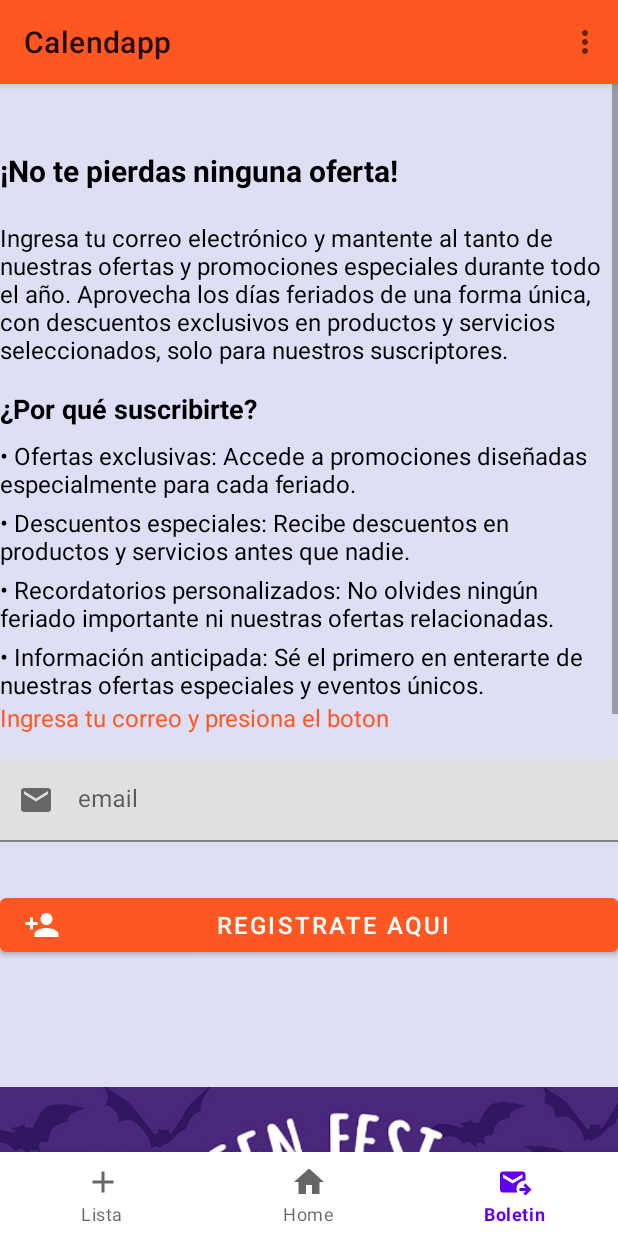
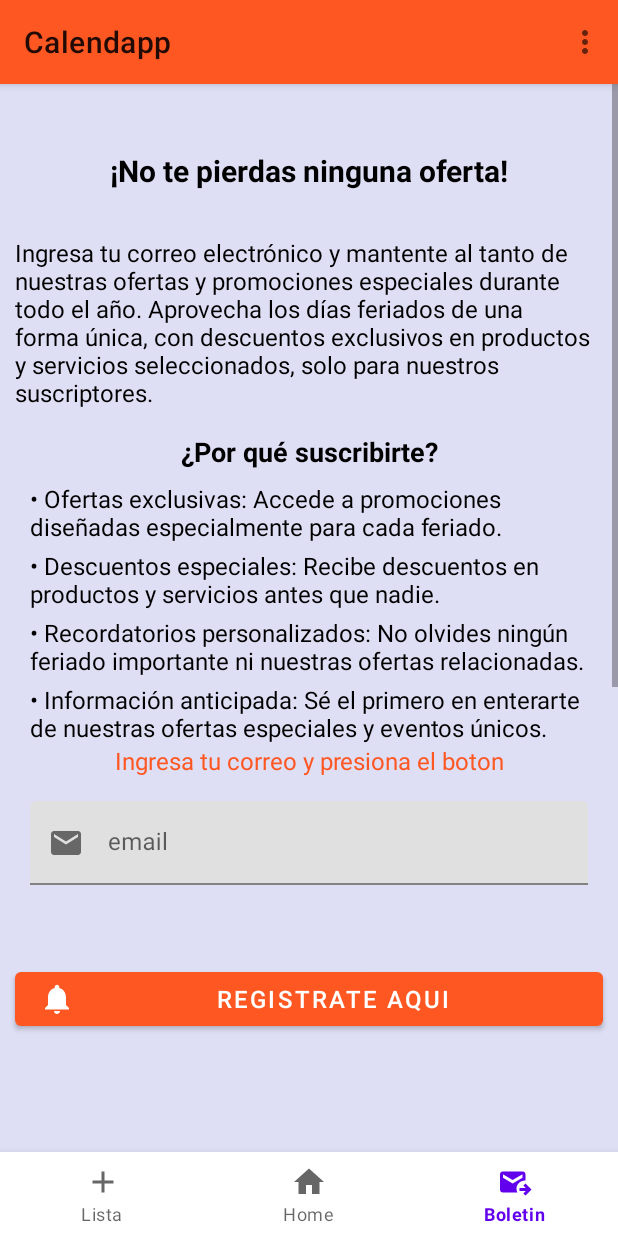
Before and after one commit to Tokhne26/Proyecto-taller-app-moviles, an Android app built with Jetpack Compose: the screen it shows after launch (MainActivity), item 3 of the bottom bar chosen, on a phone screen of 412 x 824 dp. Run offline under Robolectric (Android 15) with nearby library versions, the phone set to English and light mode, and no system bars; our stand-ins replace navigation-ui; network calls fail; 1 statement that could not run was skipped.

Commit message:
Proyecto aplicaciones para moviles 03/10

```diff
--- a/app/src/main/java/com/example/login2/MainActivity.kt
+++ b/app/src/main/java/com/example/login2/MainActivity.kt
@@ -24,6 +24,7 @@ class MainActivity : AppCompatActivity() {
 
         binding = MainActivityBinding.inflate(layoutInflater)
         setContentView(binding.root)
+
         //Configuracion de la toolbar
         setSupportActionBar(binding.toolbar)
         //Configuracion del NavController principal
@@ -83,4 +84,6 @@ class MainActivity : AppCompatActivity() {
     }
 
 
+
+
 }
--- a/app/src/main/java/com/example/login2/view/data/Feriados.kt
+++ b/app/src/main/java/com/example/login2/view/data/Feriados.kt
@@ -7,13 +7,14 @@ import retrofit2.http.GET
 import retrofit2.http.Path
 
 interface Feriados  {
-
+//interfaz que recupera los datos  de la API y los parametros que requerimos
     @GET("feriados/{type}")
     suspend fun  listaFeriados(
         @Path("type") type: String
     )   :Response
 }
 
+//implementacion del api y la conversion de gson
 object FeriadosFactory{
     fun makeFeriados():Feriados{
         return Retrofit.Builder()
--- a/app/src/main/java/com/example/login2/view/data/model/Response.kt
+++ b/app/src/main/java/com/example/login2/view/data/model/Response.kt
@@ -1,3 +1,3 @@
 package com.example.login2.view.data.model
-
+//
 class Response : ArrayList<ResponseItem>()
--- a/app/src/main/java/com/example/login2/view/home/HomeFragment.kt
+++ b/app/src/main/java/com/example/login2/view/home/HomeFragment.kt
@@ -5,11 +5,13 @@ import androidx.fragment.app.Fragment
 import android.view.LayoutInflater
 import android.view.View
 import android.view.ViewGroup
+import android.widget.ImageView
 import android.widget.TextView
 import androidx.databinding.DataBindingUtil.setContentView
 import androidx.lifecycle.lifecycleScope
 import androidx.navigation.fragment.NavHostFragment
 import androidx.navigation.ui.setupWithNavController
+import androidx.recyclerview.widget.RecyclerView
 import com.example.login2.R
 import com.example.login2.databinding.FragmentHomeBinding
 import com.example.login2.view.data.FeriadosFactory
@@ -59,4 +61,5 @@ class HomeFragment : Fragment() {
 
 
 
+
 }
--- a/app/src/main/res/layout/fragment_graph.xml
+++ b/app/src/main/res/layout/fragment_graph.xml
@@ -22,6 +22,7 @@
                 android:text="¡No te pierdas ninguna oferta!"
                 android:textSize="20sp"
                 android:textStyle="bold"
+                android:gravity="center"
                 android:textColor="@android:color/black"
                 android:paddingBottom="20dp"
                 android:paddingTop="100dp"
@@ -38,6 +39,7 @@
                 android:textSize="16sp"
                 android:textColor="@android:color/black"
                 android:paddingBottom="16dp"
+                android:layout_margin="10dp"
                 app:layout_constraintStart_toStartOf="parent"
                 app:layout_constraintEnd_toEndOf="parent"
                 app:layout_constraintTop_toBottomOf="@id/tvTitulo"/>
@@ -49,6 +51,7 @@
                 android:layout_height="wrap_content"
                 android:text="¿Por qué suscribirte?"
                 android:textSize="18sp"
+                android:gravity="center"
                 android:textStyle="bold"
                 android:textColor="@android:color/black"
                 android:paddingBottom="8dp"
@@ -66,6 +69,7 @@
                 android:textColor="@android:color/black"
                 android:paddingBottom="4dp"
                 app:layout_constraintStart_toStartOf="parent"
+                android:layout_marginHorizontal="20dp"
                 app:layout_constraintEnd_toEndOf="parent"
                 app:layout_constraintTop_toBottomOf="@id/tvSubtitulo"/>
 
@@ -79,6 +83,7 @@
                 android:textColor="@android:color/black"
                 android:paddingBottom="4dp"
                 app:layout_constraintStart_toStartOf="parent"
+                android:layout_marginHorizontal="20dp"
                 app:layout_constraintEnd_toEndOf="parent"
                 app:layout_constraintTop_toBottomOf="@id/tvOfertasExclusivas"/>
 
@@ -90,6 +95,7 @@
                 android:text="• Recordatorios personalizados: No olvides ningún feriado importante ni nuestras ofertas relacionadas."
                 android:textSize="16sp"
                 android:textColor="@android:color/black"
+                android:layout_marginHorizontal="20dp"
                 android:paddingBottom="4dp"
                 app:layout_constraintStart_toStartOf="parent"
                 app:layout_constraintEnd_toEndOf="parent"
@@ -102,6 +108,7 @@
                 android:layout_height="wrap_content"
                 android:text="• Información anticipada: Sé el primero en enterarte de nuestras ofertas especiales y eventos únicos."
                 android:textSize="16sp"
+                android:layout_marginHorizontal="20dp"
                 android:textColor="@android:color/black"
                 app:layout_constraintStart_toStartOf="parent"
                 app:layout_constraintEnd_toEndOf="parent"
@@ -123,18 +130,24 @@
                 app:layout_constraintTop_toBottomOf="@+id/InstruccionCorreo"
                 app:layout_constraintStart_toStartOf="parent"
                 app:layout_constraintEnd_toEndOf="parent"
+                android:layout_marginHorizontal="10dp"
                 app:startIconDrawable="@drawable/baseline_email_24"
                 android:hint="email"
                 android:text="email"
-                android:layout_width="0dp"
-                android:layout_height="wrap_content">
+                android:layout_width="match_parent"
+                android:layout_height="wrap_content"
+                app:errorEnabled="true">
 
 
                 <com.google.android.material.textfield.TextInputEditText
                     android:id="@+id/EmailEditText"
                     android:layout_width="match_parent"
-                    android:layout_height="wrap_content"
-                    android:inputType="text"
+                    android:layout_height="match_parent"
+                    android:inputType="textEmailAddress"
+                    android:lines="1"
+                    android:layout_marginHorizontal="10dp"
+                    app:helperText="@string/required"
+                    app:helperTextTextColor="@android:color/holo_red_dark"
                     android:layout_marginTop="16dp"
                     android:layout_marginBottom="16dp"
                     app:layout_constraintTop_toBottomOf="@+id/EmailTextInputLayout"
@@ -147,6 +160,7 @@
                 android:layout_width="0dp"
                 android:layout_height="wrap_content"
                 android:text="Registrate Aqui"
+                android:layout_marginHorizontal="10dp"
                 app:layout_constraintTop_toBottomOf="@+id/EmailTextInputLayout"
                 app:layout_constraintStart_toStartOf="parent"
                 app:layout_constraintEnd_toEndOf="parent"
@@ -154,7 +168,7 @@
                 android:textSize="16dp"
                 android:clickable="true"
                 app:backgroundTint="#FF5722"
-                app:icon="@drawable/baseline_person_add_24"
+                app:icon="@drawable/baseline_notifications_24"
                 />
             <TextView
                 android:id="@+id/InstruccionCorreo"
@@ -163,6 +177,7 @@
                 android:text="Ingresa tu correo y presiona el boton"
                 android:textSize="16sp"
                 android:textColor="#FF5722"
+                android:gravity="center"
                 app:layout_constraintStart_toStartOf="parent"
                 app:layout_constraintEnd_toEndOf="parent"
                 app:layout_constraintTop_toBottomOf="@+id/tvInformacionAnticipada"/>
--- a/app/src/main/res/values/strings.xml
+++ b/app/src/main/res/values/strings.xml
@@ -5,4 +5,5 @@
     <string name="product">Product</string>
     <string name="home">Home</string>
     <string name="graph">Graph</string>
+    <string name="required">Ingrese correo</string>
 </resources>
```
Also changed, not shown: app/src/main/res/layout/fragment_welcome.xml (+24 -7 lines), app/src/main/res/drawable/raza.jpg (added).
